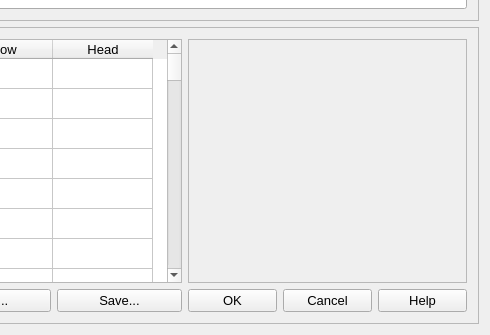
The window that src/ui/SWMM/frmCurveEditorDesigner.ui (USEPA/SWMM-EPANET_User_Interface) describes before a commit, drawn with Qt 5; both pictures show x 97 to 587 and y 113 to 448 of the 587 by 448 pixel window.
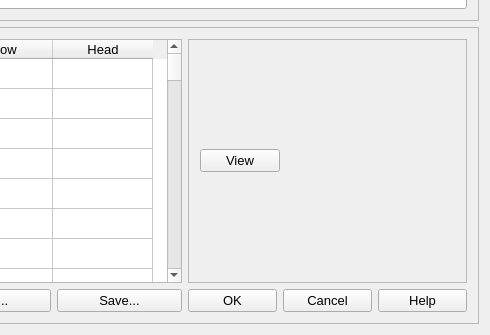
The same window after the commit.

Commit message: frmCurveEditor -- add functionality to add rows and do a plot, to resolve issue #135

The edit to the form file:
```diff
--- a/src/ui/SWMM/frmCurveEditorDesigner.ui
+++ b/src/ui/SWMM/frmCurveEditorDesigner.ui
@@ -291,6 +291,21 @@
          <property name="frameShadow">
           <enum>QFrame::Raised</enum>
          </property>
+         <layout class="QVBoxLayout" name="verticalLayout">
+          <item>
+           <widget class="QPushButton" name="btnView">
+            <property name="sizePolicy">
+             <sizepolicy hsizetype="Fixed" vsizetype="Fixed">
+              <horstretch>0</horstretch>
+              <verstretch>0</verstretch>
+             </sizepolicy>
+            </property>
+            <property name="text">
+             <string>View</string>
+            </property>
+           </widget>
+          </item>
+         </layout>
         </widget>
        </item>
       </layout>
```
The commit also changes 2 other files.
